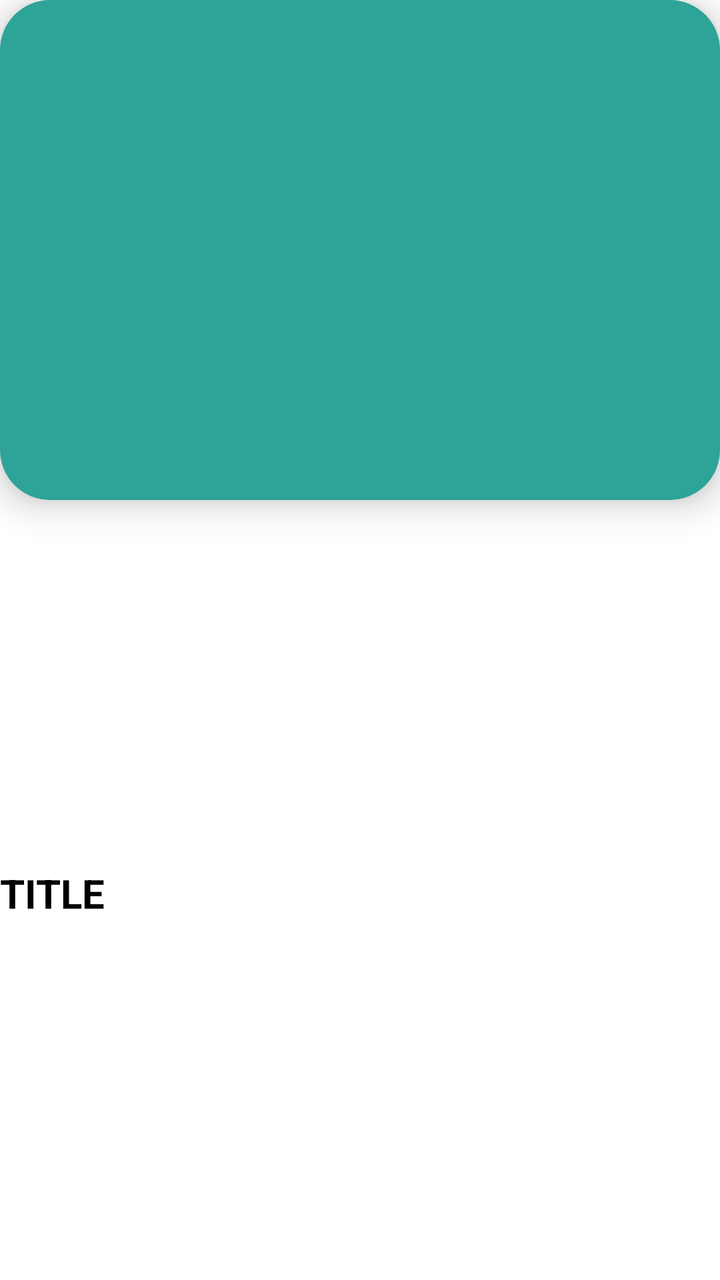
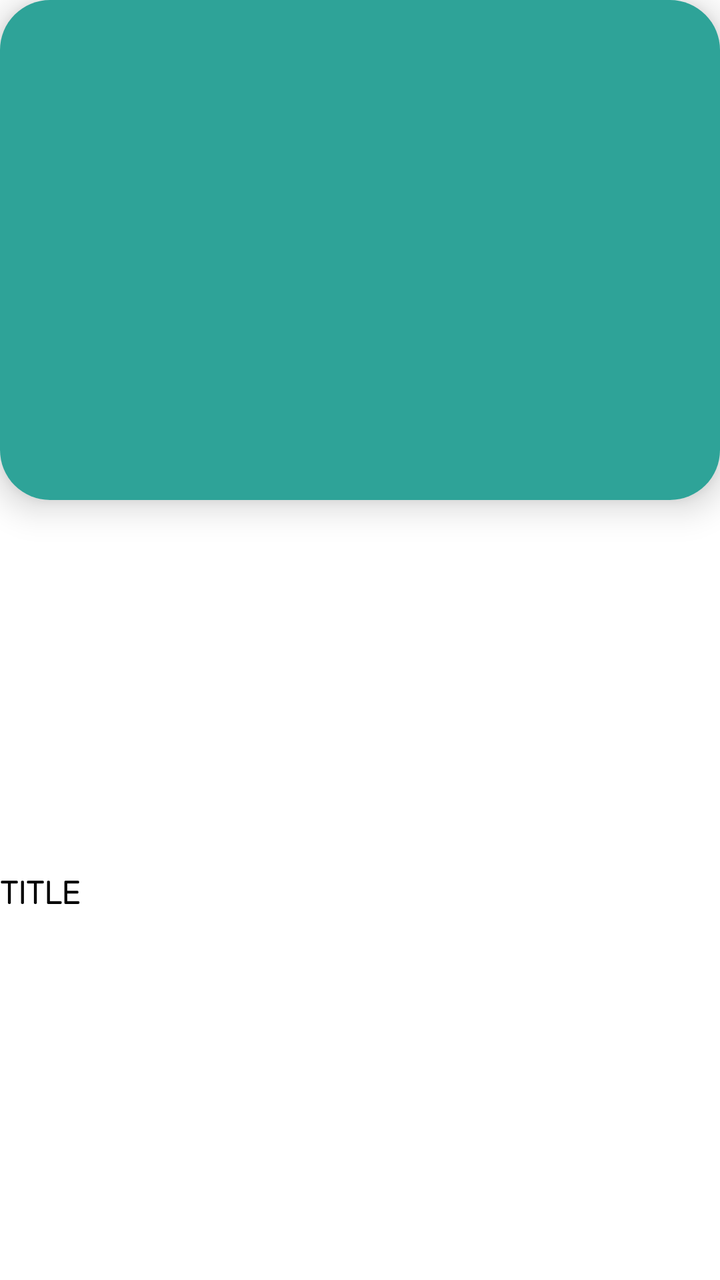

An Android layout rendered at two revisions. The XML below is the earlier revision; the diff shows what the commit changed to produce the second picture.
<!-- AndroidManifest.xml: application theme AppTheme -->
<!-- res/layout/listitems.xml -->
<?xml version="1.0" encoding="utf-8"?>
<androidx.constraintlayout.widget.ConstraintLayout xmlns:android="http://schemas.android.com/apk/res/android"
    xmlns:app="http://schemas.android.com/apk/res-auto"
    android:layout_width="match_parent"
    android:layout_height="wrap_content"
    android:layout_marginLeft="15dp"
    android:layout_marginTop="20dp"
    android:layout_marginRight="15dp"
    android:background="#FFFFFF">

    <androidx.cardview.widget.CardView
        android:id="@+id/cardView"
        android:layout_width="0dp"
        android:layout_height="250dp"
        app:cardCornerRadius="25dp"
        android:layout_marginBottom="16dp"
        android:background="@color/colorPrimaryDark"
        app:cardElevation="10dp"
        app:layout_constraintEnd_toEndOf="parent"
        app:layout_constraintStart_toStartOf="parent"
        app:layout_constraintTop_toTopOf="parent">

        <ImageView
            android:id="@+id/imageViewThumbnail"
            android:layout_width="match_parent"
            android:layout_height="match_parent"
            android:background="#2EA398"
            android:contentDescription="ThumbImage"
            android:scaleType="fitXY" />
    </androidx.cardview.widget.CardView>

    <TextView
        android:id="@+id/textViewTitle"
        android:layout_width="0dp"
        android:layout_height="wrap_content"
        android:layout_gravity="bottom"
        android:layout_marginTop="8dp"
        android:paddingBottom="5dp"
        android:text="TITLE"
        android:textColor="@android:color/black"
        android:textSize="20sp"
        android:textStyle="bold"
        app:layout_constraintBottom_toBottomOf="parent"
        app:layout_constraintEnd_toEndOf="@id/cardView"
        app:layout_constraintStart_toStartOf="@id/cardView"
        app:layout_constraintTop_toBottomOf="@id/cardView"
        android:background="@android:color/white"/>
</androidx.constraintlayout.widget.ConstraintLayout>
<!-- resources referenced by this layout -->
<resources>
  <color name="colorPrimaryDark">#3700B3</color>
  <style name="AppTheme" parent="Theme.AppCompat.Light.NoActionBar">
          
          <item name="colorPrimary">#6200EE</item>
          <item name="colorPrimaryDark">#3700B3</item>
          <item name="colorAccent">@color/colorAccent</item>
      </style>
  <color name="colorAccent">#03DAC5</color>
</resources>

<!-- the commit's change to res/layout/listitems.xml (unified diff, before → after) -->
@@ -38,7 +38,8 @@
         android:paddingBottom="5dp"
         android:text="TITLE"
         android:textColor="@android:color/black"
-        android:textSize="20sp"
+        android:textSize="16sp"
+        android:fontFamily="@font/rubik"
         android:textStyle="bold"
         app:layout_constraintBottom_toBottomOf="parent"
         app:layout_constraintEnd_toEndOf="@id/cardView"
